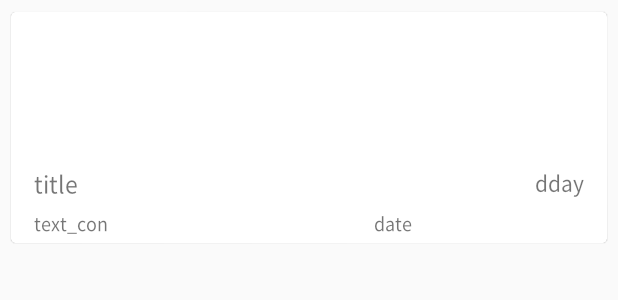
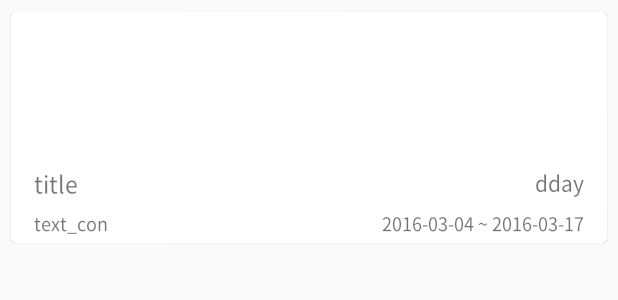
Before and after one commit to dudeh534/Wazab_, an Android app: the layout item_cardview_contest.xml on its own in the app's theme, with its tools: preview values and no code run, on a phone screen of 412 x 824 dp. Shown: the top 300 px of the screen. Run offline under Robolectric (Android 15) with nearby library versions, the phone set to English and light mode, and no system bars.

Commit message:
Fix contest adapter text alignment

```diff
--- a/app/src/main/java/com/ourincheon/wazap/contestRecyclerAdapter.java
+++ b/app/src/main/java/com/ourincheon/wazap/contestRecyclerAdapter.java
@@ -47,6 +47,7 @@ public class contestRecyclerAdapter extends RecyclerView.Adapter<contestRecycler
             holder.title.setText(item.getTitle());
             holder.text_con.setText(item.getHost());
             holder.dday.setText(item.getDday());
+            Log.d("Date!!!!", item.getDate());
             holder.date.setText(item.getDate());
 
             Glide.with(context).load(item.getImg()).error(R.drawable.testcontest).override(400,100).centerCrop().crossFade().into(holder.imageView);
--- a/app/src/main/res/layout/item_cardview_contest.xml
+++ b/app/src/main/res/layout/item_cardview_contest.xml
@@ -75,11 +75,13 @@
                 android:layout_alignParentStart="true"
                 android:layout_marginTop="6dp"
                 android:layout_marginRight="15dp"
-                android:layout_marginLeft="15dp">
+                android:layout_marginLeft="15dp"
+                android:weightSum="10">
 
                 <com.ourincheon.wazap.NotoTextView
-                    android:layout_width="180dp"
+                    android:layout_width="0dp"
                     android:layout_height="wrap_content"
+                    android:layout_weight="5"
                     android:singleLine="true"
                     android:text="text_con"
                     android:id="@+id/text_con"
@@ -89,23 +91,18 @@
                     android:textSize="12dp"
                     android:textIsSelectable="false" />
 
-                <LinearLayout
-                    android:orientation="vertical"
-                    android:layout_width="match_parent"
-                    android:layout_height="match_parent">
-
                 <com.ourincheon.wazap.NotoTextView
-                        android:layout_width="140dp"
+                    android:layout_width="0dp"
                     android:layout_height="wrap_content"
-                        android:text="date"
+                    android:layout_weight="5"
+                    android:text="2016-03-04 ~ 2016-03-17"
                     android:singleLine="true"
                     android:id="@+id/date"
                     android:layout_alignParentBottom="true"
                     android:layout_alignParentRight="true"
                     android:layout_alignParentEnd="true"
-                        android:layout_gravity="right"
+                    android:gravity="end|right"
                     android:textSize="12dp" />
-                </LinearLayout>
 
             </LinearLayout>
         </RelativeLayout>
```
Lines whose indentation alone changed are shown as unchanged.
